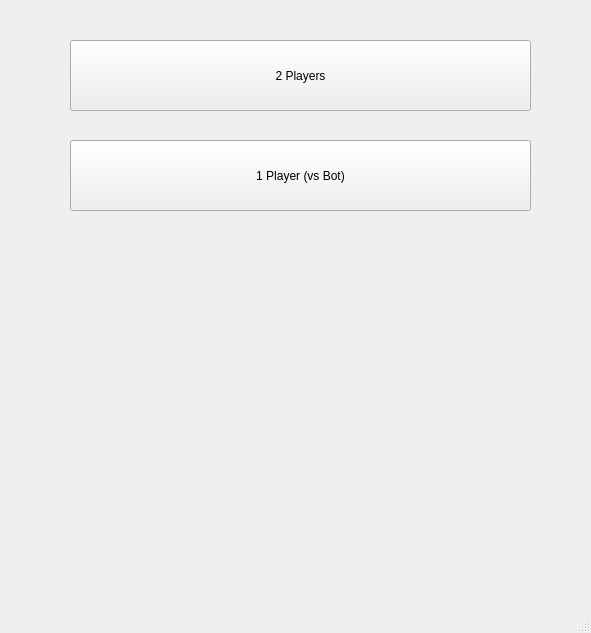
Before: the Qt Designer form src/TitleScreen.ui in olezhabobrov/Quoridor, drawn with Qt 5.
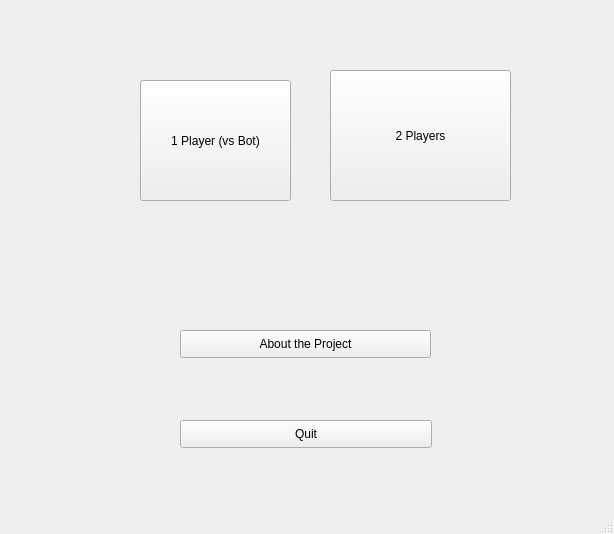
After: the same form once the commit is applied.

```diff
--- a/src/TitleScreen.ui
+++ b/src/TitleScreen.ui
@@ -6,8 +6,8 @@
    <rect>
     <x>0</x>
     <y>0</y>
-    <width>591</width>
-    <height>633</height>
+    <width>614</width>
+    <height>534</height>
    </rect>
   </property>
   <property name="windowTitle">
@@ -17,10 +17,10 @@
    <widget class="QPushButton" name="Button2Players">
     <property name="geometry">
      <rect>
-      <x>70</x>
-      <y>40</y>
-      <width>461</width>
-      <height>71</height>
+      <x>330</x>
+      <y>70</y>
+      <width>181</width>
+      <height>131</height>
      </rect>
     </property>
     <property name="cursor">
@@ -36,16 +36,42 @@
    <widget class="QPushButton" name="Button1Player">
     <property name="geometry">
      <rect>
-      <x>70</x>
-      <y>140</y>
-      <width>461</width>
-      <height>71</height>
+      <x>140</x>
+      <y>80</y>
+      <width>151</width>
+      <height>121</height>
      </rect>
     </property>
     <property name="text">
      <string>1 Player (vs Bot)</string>
     </property>
    </widget>
+   <widget class="QPushButton" name="info">
+    <property name="geometry">
+     <rect>
+      <x>180</x>
+      <y>330</y>
+      <width>251</width>
+      <height>28</height>
+     </rect>
+    </property>
+    <property name="text">
+     <string>About the Project</string>
+    </property>
+   </widget>
+   <widget class="QPushButton" name="quit">
+    <property name="geometry">
+     <rect>
+      <x>180</x>
+      <y>420</y>
+      <width>252</width>
+      <height>28</height>
+     </rect>
+    </property>
+    <property name="text">
+     <string>Quit</string>
+    </property>
+   </widget>
   </widget>
   <widget class="QMenuBar" name="menubar">
    <property name="geometry">
```
Left out of the diff: 2 changed lines with no effect on the pictures.
